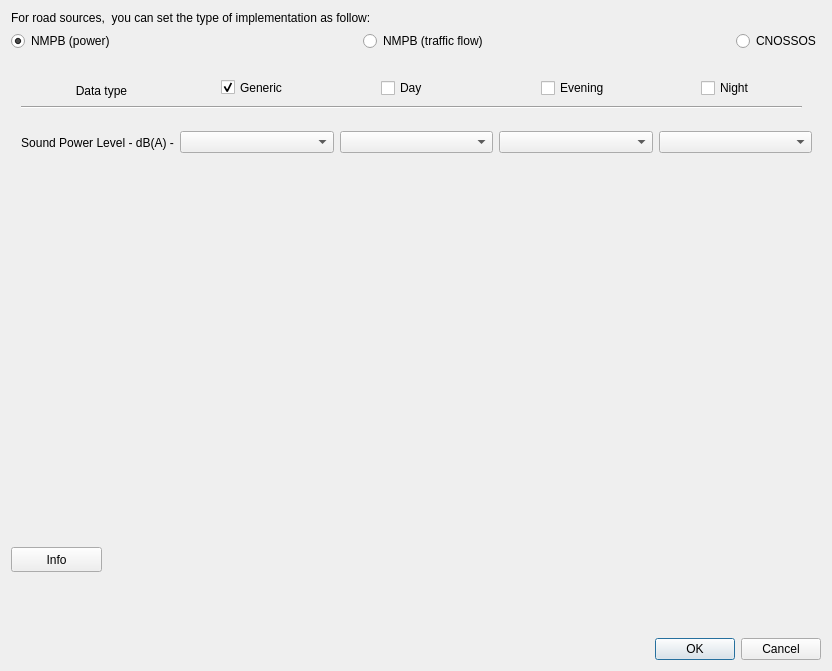
First picture: the form in tools/ui_SourceDetailsRoads.ui, repository pierluigiderosa/openoise, before the edit.
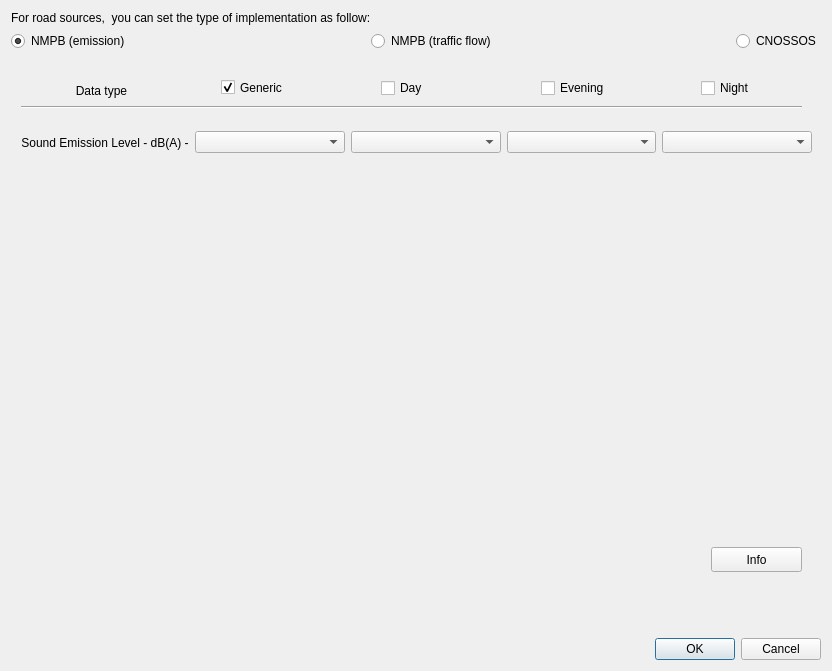
Second picture: the form after the edit. Custom widgets are drawn as their Qt base class.

```diff
--- a/tools/ui_SourceDetailsRoads.ui
+++ b/tools/ui_SourceDetailsRoads.ui
@@ -47,7 +47,7 @@
      <item>
       <widget class="QRadioButton" name="POWER_R_radioButton">
        <property name="text">
-        <string>NMPB (power)</string>
+        <string>NMPB (emission)</string>
        </property>
        <property name="checked">
         <bool>true</bool>
@@ -127,7 +127,7 @@
            </size>
           </property>
           <property name="text">
-           <string>Sound Power Level - dB(A) -</string>
+           <string>Sound Emission Level - dB(A) -</string>
           </property>
           <property name="alignment">
            <set>Qt::AlignCenter</set>
@@ -253,7 +253,7 @@
       <widget class="QPushButton" name="HelpNMPB">
        <property name="geometry">
         <rect>
-         <x>0</x>
+         <x>700</x>
          <y>490</y>
          <width>91</width>
          <height>25</height>
```
